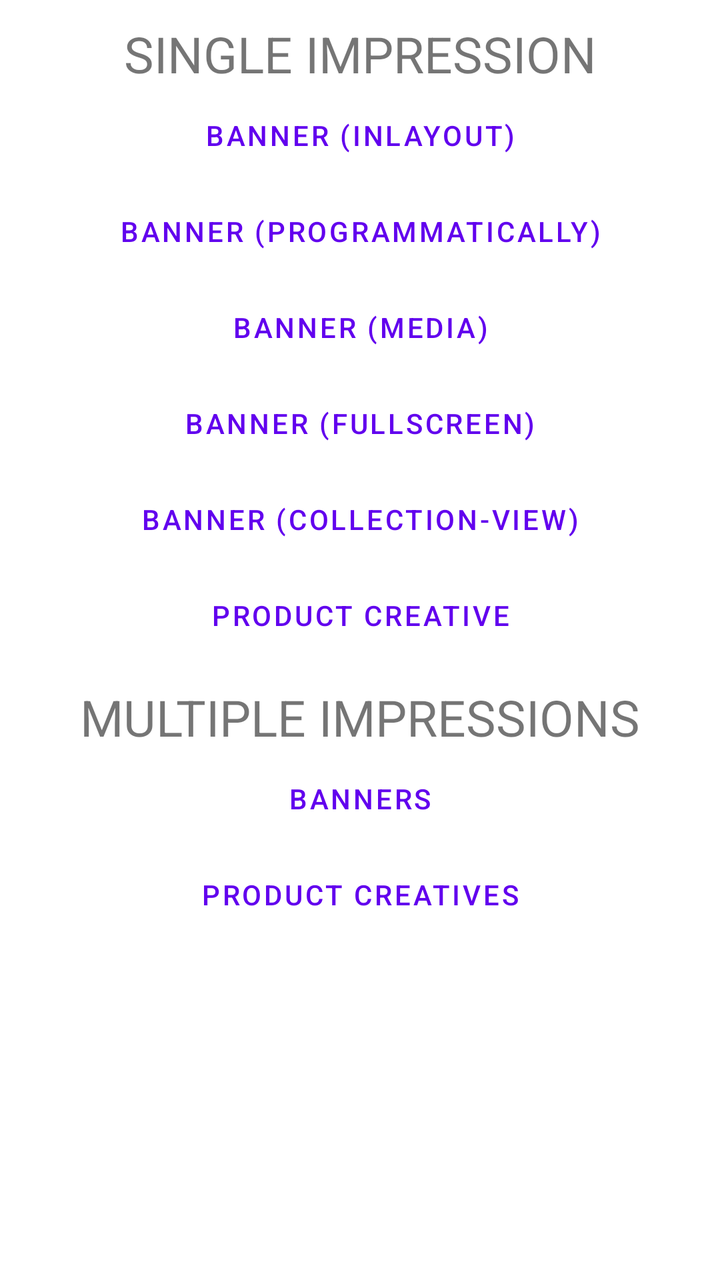
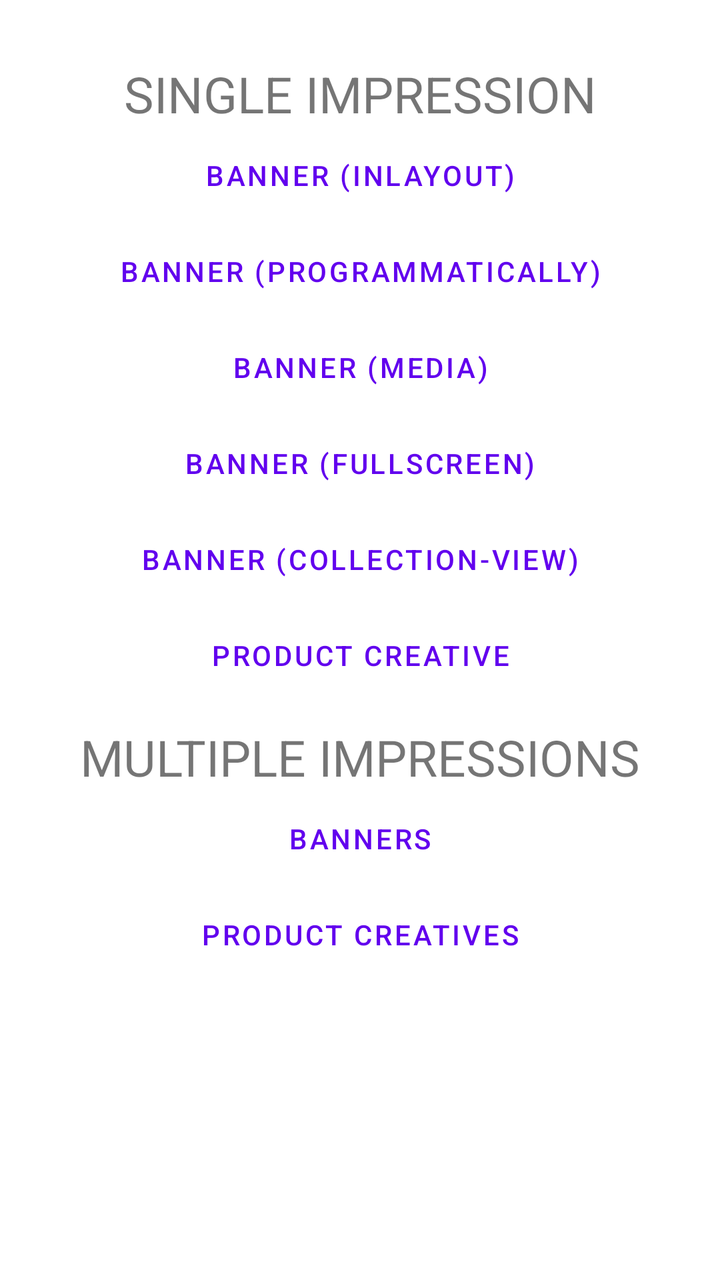

The first picture is an Android layout as it rendered before a commit; the second is the same layout after the commit. The layout source and the unified diff follow.
<!-- AndroidManifest.xml: application theme Theme.TestApplication -->
<!-- res/layout/activity_main.xml -->
<?xml version="1.0" encoding="utf-8"?>
<ScrollView xmlns:android="http://schemas.android.com/apk/res/android"
    xmlns:app="http://schemas.android.com/apk/res-auto"
    android:layout_width="match_parent"
    android:layout_height="match_parent"
    android:fadeScrollbars="false">

    <androidx.constraintlayout.widget.ConstraintLayout
        android:layout_width="match_parent"
        android:layout_height="wrap_content">

        <TextView
            android:id="@+id/singleImpressionLabel"
            android:layout_width="wrap_content"
            android:layout_height="wrap_content"
            app:layout_constraintEnd_toEndOf="parent"
            app:layout_constraintStart_toStartOf="parent"
            app:layout_constraintTop_toTopOf="parent"
            android:layout_margin="10dp"
            android:text="@string/single_impression"
            android:textAllCaps="true"
            android:textSize="25sp" />

        <Button
            android:id="@+id/bannerInLayoutButton"
            style="?android:attr/buttonBarButtonStyle"
            android:layout_width="wrap_content"
            android:layout_height="wrap_content"
            android:text="@string/banner_inlayout"
            app:layout_constraintEnd_toEndOf="parent"
            app:layout_constraintStart_toStartOf="parent"
            app:layout_constraintTop_toBottomOf="@id/singleImpressionLabel" />

        <Button
            android:id="@+id/bannerProgrammaticallyButton"
            style="?android:attr/buttonBarButtonStyle"
            android:layout_width="wrap_content"
            android:layout_height="wrap_content"
            android:text="@string/banner_programmatically"
            app:layout_constraintEnd_toEndOf="parent"
            app:layout_constraintStart_toStartOf="parent"
            app:layout_constraintTop_toBottomOf="@id/bannerInLayoutButton" />

        <Button
            android:id="@+id/bannerMediaButton"
            style="?android:attr/buttonBarButtonStyle"
            android:layout_width="wrap_content"
            android:layout_height="wrap_content"
            android:text="@string/banner_media"
            app:layout_constraintEnd_toEndOf="parent"
            app:layout_constraintStart_toStartOf="parent"
            app:layout_constraintTop_toBottomOf="@id/bannerProgrammaticallyButton" />

        <Button
            android:id="@+id/bannerFullscreenButton"
            style="?android:attr/buttonBarButtonStyle"
            android:layout_width="wrap_content"
            android:layout_height="wrap_content"
            android:text="@string/banner_fullscreen"
            app:layout_constraintEnd_toEndOf="parent"
            app:layout_constraintStart_toStartOf="parent"
            app:layout_constraintTop_toBottomOf="@id/bannerMediaButton" />

        <Button
            android:id="@+id/bannerCollectionViewButton"
            style="?android:attr/buttonBarButtonStyle"
            android:layout_width="wrap_content"
            android:layout_height="wrap_content"
            android:text="@string/banner_collection_view"
            app:layout_constraintEnd_toEndOf="parent"
            app:layout_constraintStart_toStartOf="parent"
            app:layout_constraintTop_toBottomOf="@id/bannerFullscreenButton" />

        <Button
            android:id="@+id/productCreativeButton"
            style="?android:attr/buttonBarButtonStyle"
            android:layout_width="wrap_content"
            android:layout_height="wrap_content"
            android:text="@string/product_creative"
            app:layout_constraintEnd_toEndOf="parent"
            app:layout_constraintStart_toStartOf="parent"
            app:layout_constraintTop_toBottomOf="@+id/bannerCollectionViewButton" />

        <TextView
            android:id="@+id/multipleImpressionsLabel"
            android:layout_width="wrap_content"
            android:layout_height="wrap_content"
            app:layout_constraintEnd_toEndOf="parent"
            app:layout_constraintStart_toStartOf="parent"
            app:layout_constraintTop_toBottomOf="@id/productCreativeButton"
            android:layout_margin="10dp"
            android:text="@string/multiple_impressions"
            android:textAllCaps="true"
            android:textSize="25sp" />

        <Button
            android:id="@+id/bannersButton"
            style="?android:attr/buttonBarButtonStyle"
            android:layout_width="wrap_content"
            android:layout_height="wrap_content"
            android:text="@string/banners"
            app:layout_constraintEnd_toEndOf="parent"
            app:layout_constraintStart_toStartOf="parent"
            app:layout_constraintTop_toBottomOf="@+id/multipleImpressionsLabel" />

        <Button
            android:id="@+id/productCreativesButton"
            style="?android:attr/buttonBarButtonStyle"
            android:layout_width="wrap_content"
            android:layout_height="wrap_content"
            android:text="@string/product_creatives"
            app:layout_constraintEnd_toEndOf="parent"
            app:layout_constraintStart_toStartOf="parent"
            app:layout_constraintTop_toBottomOf="@+id/bannersButton" />

    </androidx.constraintlayout.widget.ConstraintLayout>

</ScrollView>
<!-- resources referenced by this layout -->
<resources>
  <string name="banner_collection_view">Banner (collection-view)</string>
  <string name="banner_fullscreen">Banner (fullscreen)</string>
  <string name="banner_inlayout">Banner (inlayout)</string>
  <string name="banner_media">Banner (media)</string>
  <string name="banner_programmatically">Banner (programmatically)</string>
  <string name="banners">Banners</string>
  <string name="multiple_impressions">Multiple impressions</string>
  <string name="product_creative">Product creative</string>
  <string name="product_creatives">Product Creatives</string>
  <string name="single_impression">Single impression</string>
  <style name="Theme.TestApplication" parent="Theme.MaterialComponents.DayNight.DarkActionBar">
          
          <item name="colorPrimary">@color/purple_500</item>
          <item name="colorPrimaryVariant">@color/purple_700</item>
          <item name="colorOnPrimary">@color/white</item>
          
          <item name="colorSecondary">@color/teal_200</item>
          <item name="colorSecondaryVariant">@color/teal_700</item>
          <item name="colorOnSecondary">@color/black</item>
          
          <item name="android:statusBarColor" tools:targetApi="l">?attr/colorPrimaryVariant</item>
          
      </style>
  <color name="purple_500">#FF6200EE</color>
  <color name="purple_700">#FF3700B3</color>
  <color name="white">#FFFFFFFF</color>
  <color name="teal_200">#FF03DAC5</color>
  <color name="teal_700">#FF018786</color>
  <color name="black">#FF000000</color>
</resources>

<!-- the commit's change to res/layout/activity_main.xml (unified diff, before → after) -->
@@ -3,6 +3,7 @@
     xmlns:app="http://schemas.android.com/apk/res-auto"
     android:layout_width="match_parent"
     android:layout_height="match_parent"
+    android:paddingVertical="20dp"
     android:fadeScrollbars="false">
 
     <androidx.constraintlayout.widget.ConstraintLayout
